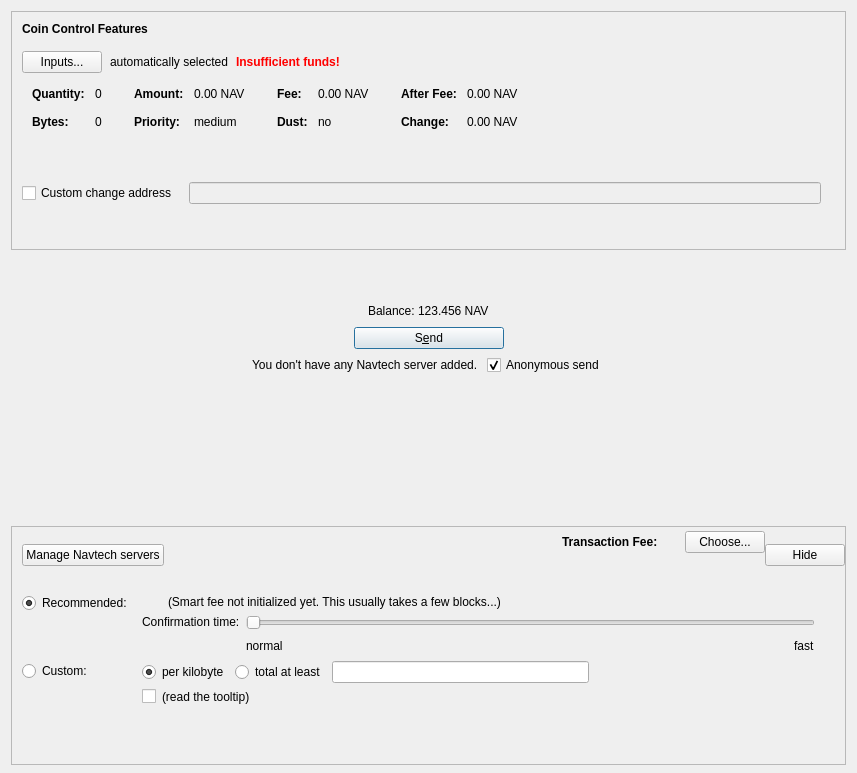
The window that src/qt/forms/sendcoinsdialog.ui (navcoin/navcoin-core) describes before a commit, drawn with Qt 5.
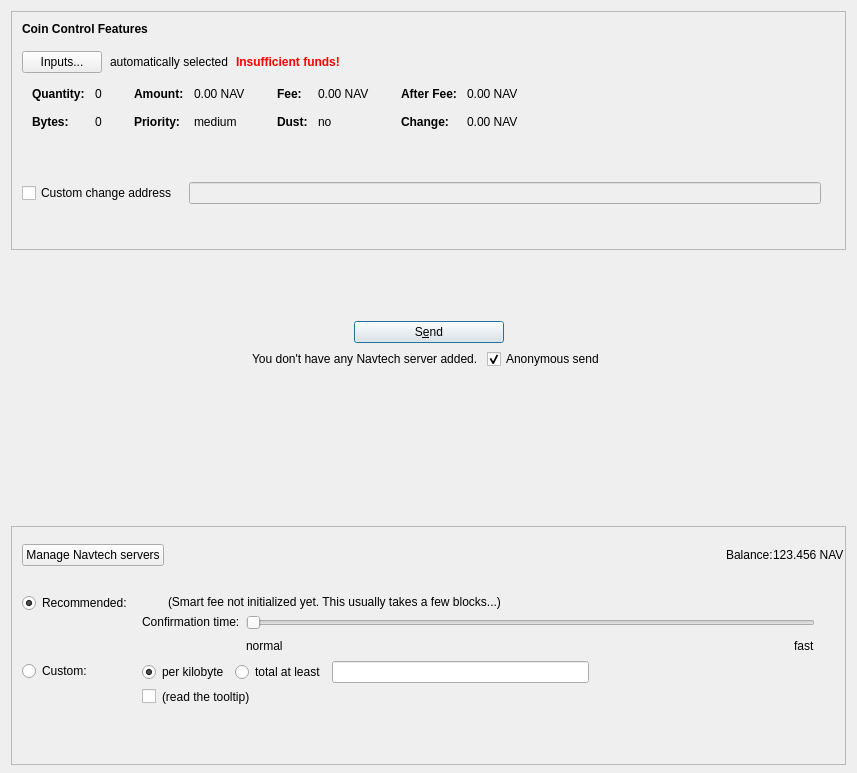
The same window after the commit. Icons and pictures are not drawn. Custom widgets are drawn as their Qt base class.

Commit message: Removed TX button from send coins dialogs

```diff
--- a/src/qt/forms/sendcoinsdialog.ui
+++ b/src/qt/forms/sendcoinsdialog.ui
@@ -675,38 +675,6 @@
          </property>
         </spacer>
        </item>
-       <item>
-        <widget class="QLabel" name="label">
-         <property name="sizePolicy">
-          <sizepolicy hsizetype="Preferred" vsizetype="Fixed">
-           <horstretch>0</horstretch>
-           <verstretch>0</verstretch>
-          </sizepolicy>
-         </property>
-         <property name="text">
-          <string>Balance:</string>
-         </property>
-        </widget>
-       </item>
-       <item>
-        <widget class="QLabel" name="labelBalance">
-         <property name="sizePolicy">
-          <sizepolicy hsizetype="Preferred" vsizetype="Fixed">
-           <horstretch>0</horstretch>
-           <verstretch>0</verstretch>
-          </sizepolicy>
-         </property>
-         <property name="cursor">
-          <cursorShape>IBeamCursor</cursorShape>
-         </property>
-         <property name="text">
-          <string notr="true">123.456 NAV</string>
-         </property>
-         <property name="textInteractionFlags">
-          <set>Qt::LinksAccessibleByMouse|Qt::TextSelectableByKeyboard|Qt::TextSelectableByMouse</set>
-         </property>
-        </widget>
-       </item>
        <item>
         <spacer name="horizontalSpacer_11">
          <property name="orientation">
@@ -924,6 +892,38 @@
             </property>
            </spacer>
           </item>
+          <item>
+           <widget class="QLabel" name="label">
+            <property name="sizePolicy">
+             <sizepolicy hsizetype="Preferred" vsizetype="Fixed">
+              <horstretch>0</horstretch>
+              <verstretch>0</verstretch>
+             </sizepolicy>
+            </property>
+            <property name="text">
+             <string>Balance:</string>
+            </property>
+           </widget>
+          </item>
+          <item>
+           <widget class="QLabel" name="labelBalance">
+            <property name="sizePolicy">
+             <sizepolicy hsizetype="Preferred" vsizetype="Fixed">
+              <horstretch>0</horstretch>
+              <verstretch>0</verstretch>
+             </sizepolicy>
+            </property>
+            <property name="cursor">
+             <cursorShape>IBeamCursor</cursorShape>
+            </property>
+            <property name="text">
+             <string notr="true">123.456 NAV</string>
+            </property>
+            <property name="textInteractionFlags">
+             <set>Qt::LinksAccessibleByMouse|Qt::TextSelectableByKeyboard|Qt::TextSelectableByMouse</set>
+            </property>
+           </widget>
+          </item>
           <item>
            <layout class="QVBoxLayout" name="verticalLayoutFee7">
             <property name="spacing">
@@ -945,52 +945,6 @@
               </property>
              </spacer>
             </item>
-            <item>
-             <layout class="QHBoxLayout" name="horizontalLayoutSmartFee">
-              <property name="spacing">
-               <number>10</number>
-              </property>
-              <item>
-               <widget class="QLabel" name="labelFeeHeadline">
-                <property name="sizePolicy">
-                 <sizepolicy hsizetype="Preferred" vsizetype="Maximum">
-                  <horstretch>0</horstretch>
-                  <verstretch>0</verstretch>
-                 </sizepolicy>
-                </property>
-                <property name="font">
-                 <font>
-                  <weight>75</weight>
-                  <bold>true</bold>
-                 </font>
-                </property>
-                <property name="styleSheet">
-                 <string notr="true">font-weight:bold;</string>
-                </property>
-                <property name="text">
-                 <string>Transaction Fee:</string>
-                </property>
-               </widget>
-              </item>
-              <item>
-               <widget class="QLabel" name="labelFeeMinimized">
-                <property name="text">
-                 <string/>
-                </property>
-               </widget>
-              </item>
-              <item>
-               <widget class="QPushButton" name="buttonChooseFee">
-                <property name="styleSheet">
-                 <string notr="true"/>
-                </property>
-                <property name="text">
-                 <string>Choose...</string>
-                </property>
-               </widget>
-              </item>
-             </layout>
-            </item>
             <item>
              <spacer name="verticalSpacer_5">
               <property name="orientation">
@@ -1006,19 +960,6 @@
             </item>
            </layout>
           </item>
-          <item>
-           <widget class="QPushButton" name="buttonMinimizeFee">
-            <property name="toolTip">
-             <string>collapse fee-settings</string>
-            </property>
-            <property name="styleSheet">
-             <string notr="true"/>
-            </property>
-            <property name="text">
-             <string>Hide</string>
-            </property>
-           </widget>
-          </item>
          </layout>
         </item>
         <item>
```
Left out of the diff: 6 changed lines with no effect on the pictures. The commit also changes 1 other file.
